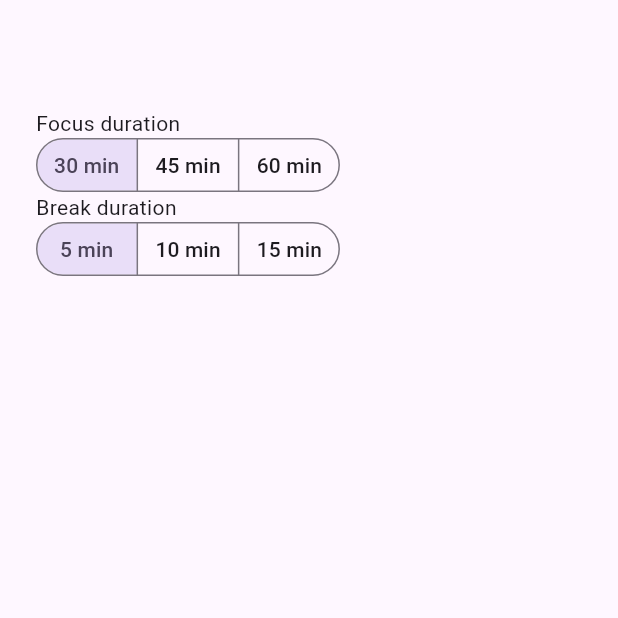
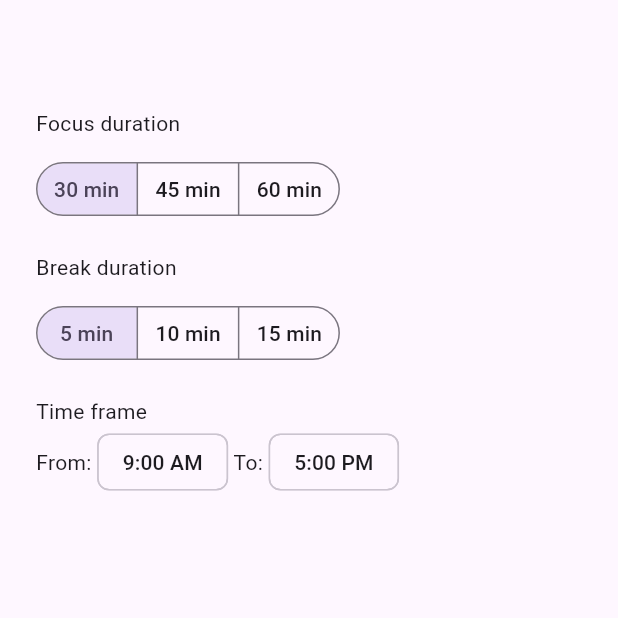
Before and after one commit to jokoolle-183/getup, a Flutter app: the screen it shows after launch, on a phone screen of 412 x 824 dp, the top half of it. Run offline on Flutter 3.47's test engine with Material 3 defaults, Android fonts, the phone set to English and light mode, and no system bars; our stand-ins replace gap, geolocator; statements that could not run were skipped.

Commit message:
Created pickers

```diff
--- a/lib/main.dart
+++ b/lib/main.dart
@@ -1,7 +1,5 @@
 import 'package:flutter/material.dart';
 import 'package:gap/gap.dart';
-import 'package:geolocator/geolocator.dart';
-import 'package:getup/kalman.dart';
 import 'package:getup/setup_model.dart';
 import 'package:provider/provider.dart';
 
@@ -16,7 +14,7 @@ class MyApp extends StatelessWidget {
   @override
   Widget build(BuildContext context) {
     return MultiProvider(
-      providers: [Provider(create: (_) => SetupModel())],
+      providers: [ChangeNotifierProvider(create: (_) => SetupModel())],
       child: MaterialApp(
         title: 'Flutter Demo',
         theme: ThemeData(
@@ -39,6 +37,11 @@ class MyHomePage extends StatefulWidget {
 }
 
 class _MyHomePageState extends State<MyHomePage> with TickerProviderStateMixin {
+  TimeOfDay selectedFromTime =
+      TimeOfDay.fromDateTime(DateTime.now().copyWith(hour: 9, minute: 0));
+  TimeOfDay selectedToTime =
+      TimeOfDay.fromDateTime(DateTime.now().copyWith(hour: 17, minute: 0));
+
   Set<FocusDuration> focusDurations = <FocusDuration>{
     FocusDuration.thirty,
   };
@@ -71,6 +74,7 @@ class _MyHomePageState extends State<MyHomePage> with TickerProviderStateMixin {
             children: [
               const Gap(24.0),
               const Text('Focus duration'),
+              const Gap(16.0),
               SegmentedButton<FocusDuration>(
                 showSelectedIcon: false,
                 style: const ButtonStyle(
@@ -95,7 +99,9 @@ class _MyHomePageState extends State<MyHomePage> with TickerProviderStateMixin {
                   });
                 },
               ),
+              const Gap(24.0),
               const Text('Break duration'),
+              const Gap(16.0),
               SegmentedButton<BreakDuration>(
                 showSelectedIcon: false,
                 style: const ButtonStyle(
@@ -120,6 +126,43 @@ class _MyHomePageState extends State<MyHomePage> with TickerProviderStateMixin {
                   });
                 },
               ),
+              const Gap(24.0),
+              const Text('Time frame'),
+              Row(
+                children: [
+                  const Text('From: '),
+                  ActionChip(
+                    label: Text(selectedFromTime.format(context)),
+                    onPressed: () async {
+                      final TimeOfDay? time = await showTimePicker(
+                        context: context,
+                        initialTime: selectedFromTime,
+                        initialEntryMode: TimePickerEntryMode.dial,
+                      );
+                      setState(() {
+                        if (time != null) {
+                          selectedFromTime = time;
+                        }
+                      });
+                    },
+                  ),
+                  const Text(' To: '),
+                  ActionChip(
+                      label: Text(selectedToTime.format(context)),
+                      onPressed: () async {
+                        final TimeOfDay? time = await showTimePicker(
+                          context: context,
+                          initialTime: selectedToTime,
+                          initialEntryMode: TimePickerEntryMode.dial,
+                        );
+                        setState(() {
+                          if (time != null) {
+                            selectedToTime = time;
+                          }
+                        });
+                      }),
+                ],
+              )
             ],
           ),
         ),
```
